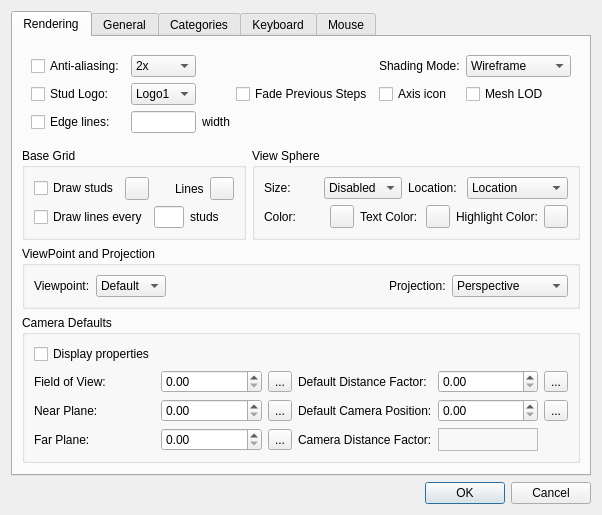
Old version of the form lclib/qt/lc_qpreferencesdialog.ui in the repository trevorsandy/lpub3d-ci.
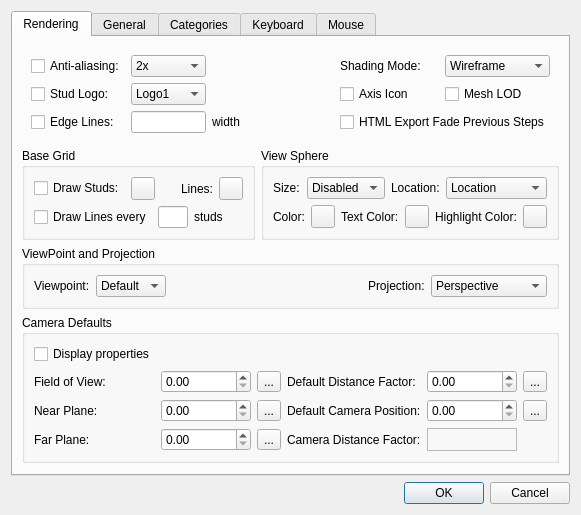
New version of the form. Icons and pictures are not drawn.

Diff of the .ui file:
```diff
--- a/lclib/qt/lc_qpreferencesdialog.ui
+++ b/lclib/qt/lc_qpreferencesdialog.ui
@@ -6,7 +6,7 @@
    <rect>
     <x>0</x>
     <y>0</y>
-    <width>536</width>
+    <width>540</width>
     <height>472</height>
    </rect>
   </property>
@@ -189,7 +189,7 @@
                <string>Enable draw ground plane studs</string>
               </property>
               <property name="text">
-               <string>Draw studs</string>
+               <string>Draw Studs:</string>
               </property>
              </widget>
             </item>
@@ -222,7 +222,7 @@
                <string>Select ground plane stud colour</string>
               </property>
               <property name="text">
-               <string>Lines</string>
+               <string>Lines:</string>
               </property>
              </widget>
             </item>
@@ -246,7 +246,7 @@
                <string>Enable draw grid lines</string>
               </property>
               <property name="text">
-               <string>Draw lines every</string>
+               <string>Draw Lines every</string>
               </property>
              </widget>
             </item>
@@ -463,7 +463,7 @@
              <string>Enable edge lines</string>
             </property>
             <property name="text">
-             <string>Edge lines:</string>
+             <string>Edge Lines:</string>
             </property>
            </widget>
           </item>
@@ -586,7 +586,7 @@
              <string>Enable show axis icon</string>
             </property>
             <property name="text">
-             <string>Axis icon</string>
+             <string>Axis Icon</string>
             </property>
            </widget>
           </item>
@@ -603,13 +603,13 @@
             </property>
            </widget>
           </item>
-          <item row="2" column="3">
+          <item row="3" column="4" colspan="2">
            <widget class="QCheckBox" name="FadeSteps">
             <property name="toolTip">
              <string>Enable fade previous step when in HTML export</string>
             </property>
             <property name="text">
-             <string>Fade Previous Steps</string>
+             <string>HTML Export Fade Previous Steps</string>
             </property>
            </widget>
           </item>
```
